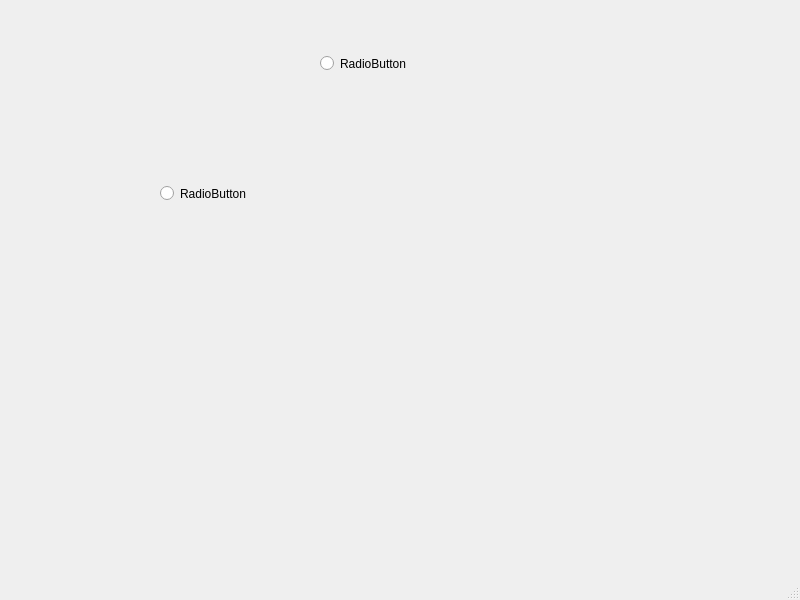
Qt form src/forms/MainWindow.ui (castorsoft/callisto) before a commit.
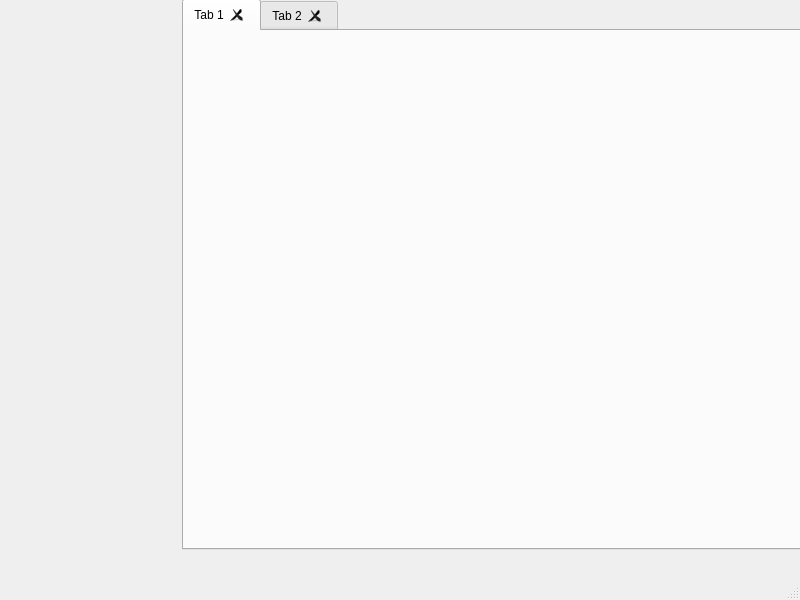
The same form after that commit.

Patch:
```diff
--- a/src/forms/MainWindow.ui
+++ b/src/forms/MainWindow.ui
@@ -14,31 +14,31 @@
    <string>MainWindow</string>
   </property>
   <widget class="QWidget" name="centralwidget">
-   <widget class="QRadioButton" name="radioButton">
+   <widget class="QTabWidget" name="tabWidget">
     <property name="geometry">
      <rect>
-      <x>160</x>
-      <y>180</y>
-      <width>103</width>
-      <height>27</height>
+      <x>182</x>
+      <y>-1</y>
+      <width>621</width>
+      <height>551</height>
      </rect>
     </property>
-    <property name="text">
-     <string>RadioButton</string>
+    <property name="documentMode">
+     <bool>false</bool>
     </property>
-   </widget>
-   <widget class="QRadioButton" name="radioButton_2">
-    <property name="geometry">
-     <rect>
-      <x>320</x>
-      <y>50</y>
-      <width>103</width>
-      <height>27</height>
-     </rect>
+    <property name="tabsClosable">
+     <bool>true</bool>
     </property>
-    <property name="text">
-     <string>RadioButton</string>
-    </property>
+    <widget class="QWidget" name="tab">
+     <attribute name="title">
+      <string>Tab 1</string>
+     </attribute>
+    </widget>
+    <widget class="QWidget" name="tab_2">
+     <attribute name="title">
+      <string>Tab 2</string>
+     </attribute>
+    </widget>
    </widget>
   </widget>
   <widget class="QMenuBar" name="menubar">
```
Left out of the diff: 10 changed lines with no effect on the pictures.
